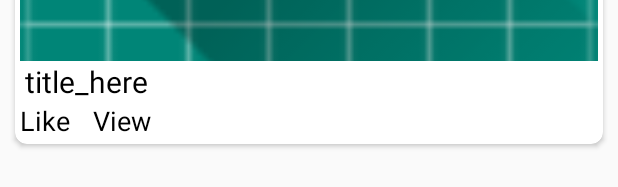
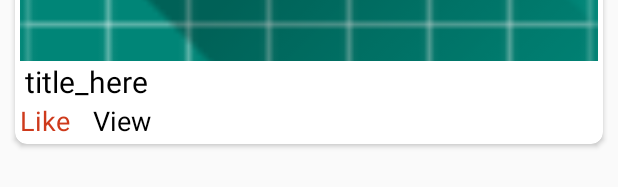
Before and after one commit to pondpondnaja/Android_myyoutube-project, an Android app: the layout layout_listitem.xml on its own in the app's theme, with its tools: preview values and no code run, on a phone screen of 412 x 824 dp. Shown: the part 675-862 px from the top of the screen. Run offline under Robolectric (Android 15) with nearby library versions, the phone set to English and light mode, and no system bars; network calls fail.

```diff
--- a/app/src/main/AndroidManifest.xml
+++ b/app/src/main/AndroidManifest.xml
@@ -3,6 +3,7 @@
     package="com.example.nikep.recyclerview">
 
     <uses-permission android:name="android.permission.INTERNET"/>
+    <uses-permission android:name="android.permission.ACCESS_NETWORK_STATE" />
 
     <application
         android:allowBackup="true"
--- a/app/src/main/java/com/example/nikep/recyclerview/RecyclerViewAdapter.java
+++ b/app/src/main/java/com/example/nikep/recyclerview/RecyclerViewAdapter.java
@@ -28,7 +28,7 @@ public class RecyclerViewAdapter extends RecyclerView.Adapter<RecyclerViewAdapte
     private Context mContext;
 
     //POJO
-    public RecyclerViewAdapter( Context mContext, ArrayList<String> mVideoname, ArrayList<String> mImageurl, ArrayList<String> mVideoUrl, ArrayList<String> mLikecount, ArrayList<String> mViewcount){
+    public RecyclerViewAdapter(Context mContext, ArrayList<String> mVideoname, ArrayList<String> mImageurl, ArrayList<String> mVideoUrl, ArrayList<String> mLikecount, ArrayList<String> mViewcount){
         this.mVideo = mVideoUrl;
         this.mVideoname = mVideoname;
         this.mImageURL = mImageurl;
@@ -48,7 +48,8 @@ public class RecyclerViewAdapter extends RecyclerView.Adapter<RecyclerViewAdapte
     public void onBindViewHolder(ViewHolder holder, final int position) {
         Log.d(TAG, "onBindViewHolder: called.");
 
-        Glide.with(mContext).asBitmap().load(mImageURL.get(position)).into(holder.imageV);
+        Glide.with(mContext).load(mImageURL.get(position)).into(holder.imageV);
+
         holder.Videoname.setText(mVideoname.get(position));
 
         int likebefore = Integer.valueOf(mLikeCount.get(position));
--- a/app/src/main/res/layout/layout_listitem.xml
+++ b/app/src/main/res/layout/layout_listitem.xml
@@ -39,7 +39,7 @@
             android:layout_height="wrap_content"
             android:text="Like"
             android:textSize="18sp"
-            android:textColor="@android:color/black"
+            android:textColor="@color/colorLike"
             android:layout_below="@+id/txtTittle"/>
 
         <TextView
--- a/app/src/main/res/values/colors.xml
+++ b/app/src/main/res/values/colors.xml
@@ -3,4 +3,5 @@
     <color name="colorPrimary">#008577</color>
     <color name="colorPrimaryDark">#00574B</color>
     <color name="colorAccent">#D81B60</color>
+    <color name="colorLike">#ce3a1c</color>
 </resources>
```
Also changed, not shown: app/src/main/java/com/example/nikep/recyclerview/MainActivity.java (+33 -11 lines).
